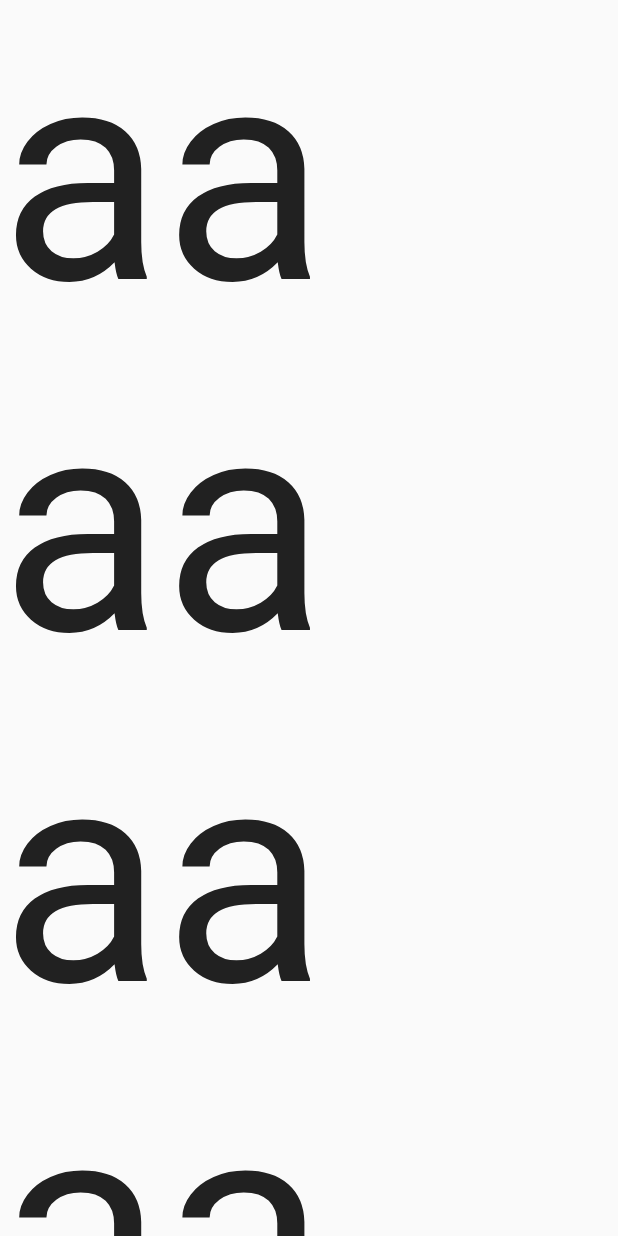
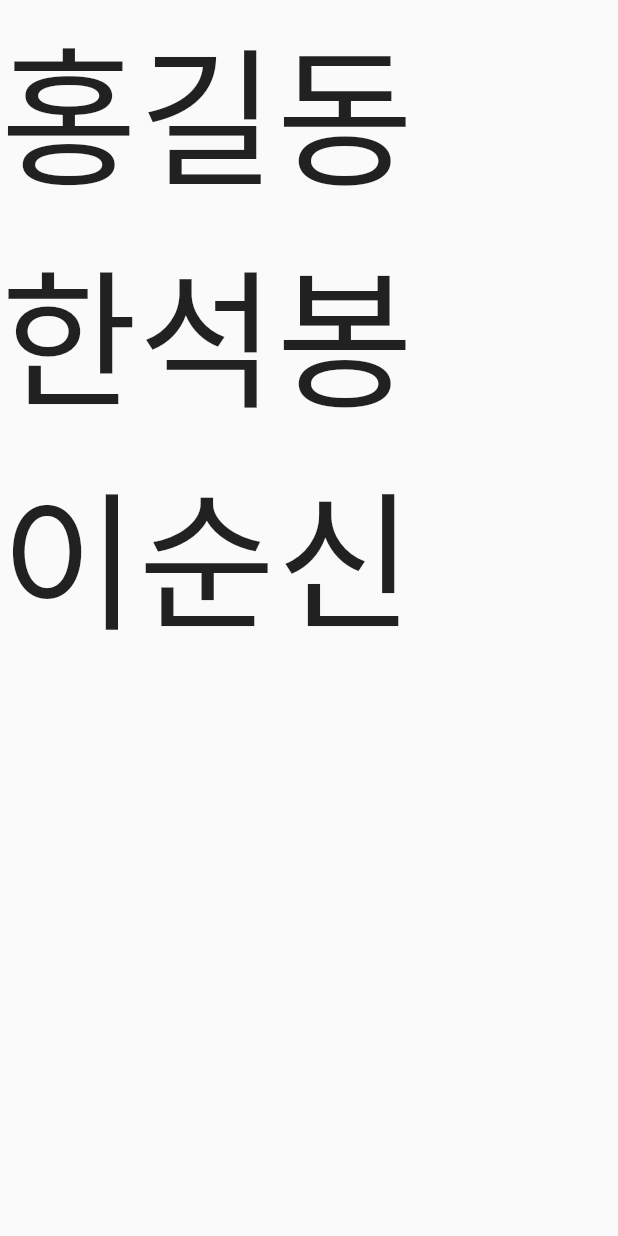
Before and after one commit to fulmoon/youtube, a Flutter app: the screen it shows after launch, on a phone screen of 412 x 824 dp. Run offline on Flutter 3.47's test engine with Material 2 defaults, Android fonts, the phone set to English and light mode, and no system bars.

```diff
--- a/lib/main.dart
+++ b/lib/main.dart
@@ -15,7 +15,7 @@ class MyApp extends StatelessWidget {
       theme: ThemeData(
         primarySwatch: Colors.blue,
       ),
-      home: const Youtube(),
+      home: Youtube(),
     );
   }
 }
--- a/lib/youtube.dart
+++ b/lib/youtube.dart
@@ -1,15 +1,17 @@
 import 'package:flutter/material.dart';
 
 class Youtube extends StatelessWidget {
-  const Youtube({Key? key}) : super(key: key);
+  Youtube({Key? key}) : super(key: key);
+
+  final items =  ['홍길동', '한석봉', '이순신'];
 
   @override
   Widget build(BuildContext context) {
     return Scaffold(
       body: ListView.builder(
-        itemCount: 1000,
+        itemCount: items.length,
         itemBuilder: (BuildContext context, int index) { //함수, 새로 정의해야 함. index: 아이템의 인텍스 번호)
-          return Text('aa', style: TextStyle(fontSize: 200),);
+          return Text('${items[index]}', style: TextStyle(fontSize: 100),);
         }
       ),
     );
```
